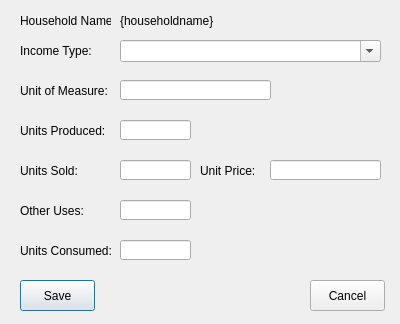
Old version of the form open-ihm/gui/designs/ui_household_income_wildfoods.ui in the repository snim2mirror/openihm.
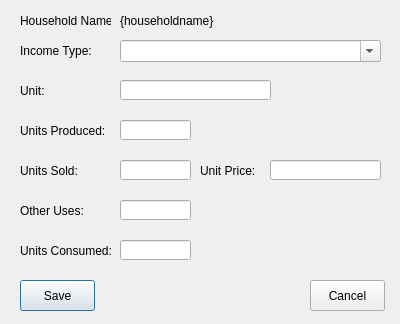
New version of the form.

What changed in the file:
```diff
--- a/open-ihm/gui/designs/ui_household_income_wildfoods.ui
+++ b/open-ihm/gui/designs/ui_household_income_wildfoods.ui
@@ -229,7 +229,7 @@
     </rect>
    </property>
    <property name="text">
-    <string>Unit of Measure:</string>
+    <string>Unit:</string>
    </property>
   </widget>
  </widget>
```
